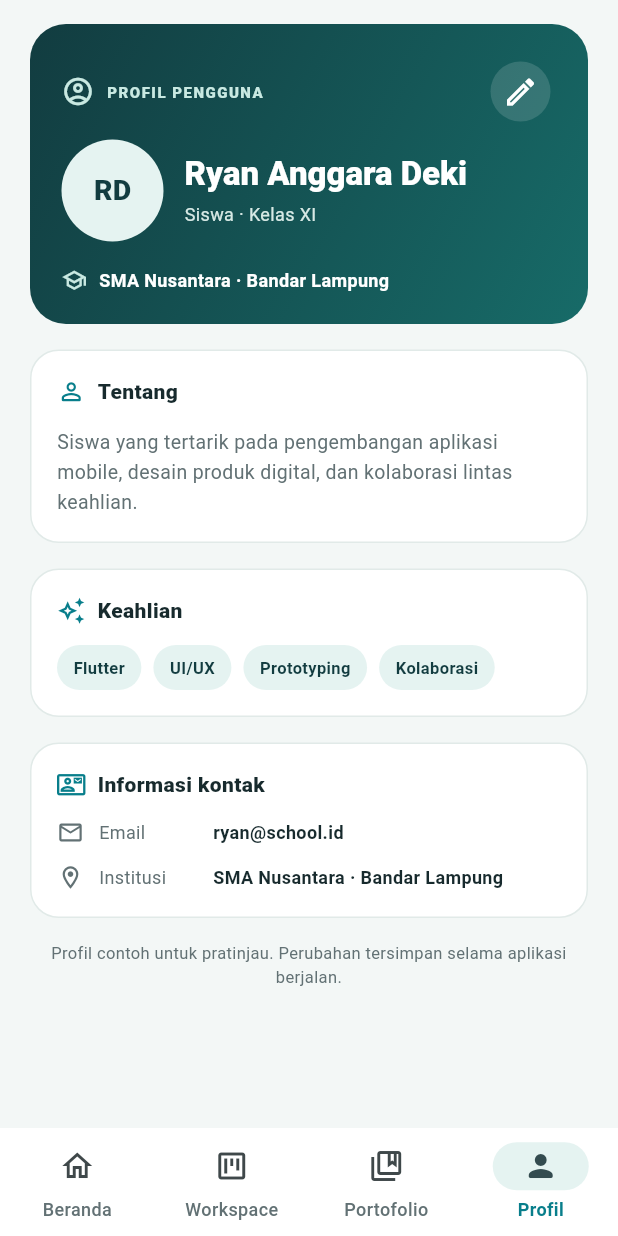
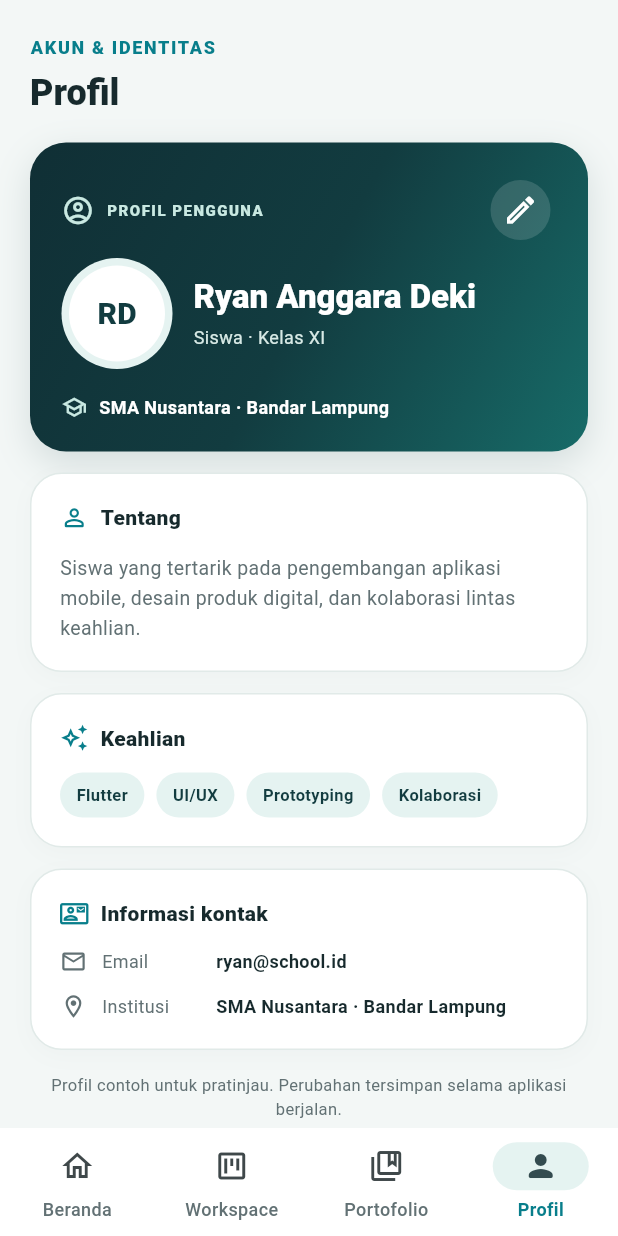
Before and after one commit to ryananggara123/Project_Nexus, a Flutter app: the DashboardScreen screen opened directly with empty values, item 4 of the bottom bar chosen, on a phone screen of 412 x 824 dp. Run offline on Flutter 3.47's test engine with Material 3 defaults, Android fonts, the phone set to English and light mode, and no system bars.

Commit message:
style: polish workspace and profile screens
Co-authored-by: Copilot <223556219+Copilot@users.noreply.github.com>

```diff
--- a/lib/features/dashboard/screens/profile_screen.dart
+++ b/lib/features/dashboard/screens/profile_screen.dart
@@ -21,15 +21,32 @@ class ProfileScreen extends StatelessWidget {
         child: CustomScrollView(
           slivers: [
             SliverPadding(
-              padding: const EdgeInsets.fromLTRB(20, 16, 20, 32),
+              padding: const EdgeInsets.fromLTRB(20, 24, 20, 36),
               sliver: SliverList.list(
                 children: [
+                  Text(
+                    'AKUN & IDENTITAS',
+                    style: Theme.of(context).textTheme.labelMedium?.copyWith(
+                      color: ProjectNexusColors.teal,
+                      fontWeight: FontWeight.w800,
+                      letterSpacing: 1.1,
+                    ),
+                  ),
+                  const SizedBox(height: 6),
+                  Text(
+                    'Profil',
+                    style: Theme.of(context).textTheme.headlineSmall?.copyWith(
+                      color: ProjectNexusColors.ink,
+                      fontWeight: FontWeight.w800,
+                    ),
+                  ),
+                  const SizedBox(height: 17),
                   _buildHeader(context),
-                  const SizedBox(height: 17),
+                  const SizedBox(height: 14),
                   _buildAboutCard(context),
-                  const SizedBox(height: 17),
+                  const SizedBox(height: 14),
                   _buildSkillsCard(context),
-                  const SizedBox(height: 17),
+                  const SizedBox(height: 14),
                   _buildContactCard(context),
                   const SizedBox(height: 15),
                   const Text(
@@ -54,11 +71,22 @@ class ProfileScreen extends StatelessWidget {
       padding: const EdgeInsets.all(21),
       decoration: BoxDecoration(
         gradient: const LinearGradient(
-          colors: [ProjectNexusColors.tealDark, Color(0xFF176B68)],
+          colors: [
+            Color(0xFF102F35),
+            ProjectNexusColors.tealDark,
+            Color(0xFF176B68),
+          ],
           begin: Alignment.topLeft,
           end: Alignment.bottomRight,
         ),
         borderRadius: BorderRadius.circular(24),
+        boxShadow: [
+          BoxShadow(
+            color: ProjectNexusColors.tealDark.withValues(alpha: 0.14),
+            blurRadius: 20,
+            offset: const Offset(0, 8),
+          ),
+        ],
       ),
       child: Column(
         children: [
@@ -98,14 +126,18 @@ class ProfileScreen extends StatelessWidget {
             child: Row(
               children: [
                 CircleAvatar(
-                  radius: 34,
+                  radius: 37,
                   backgroundColor: const Color(0xFFE5F3F1),
-                  child: Text(
-                    _initials(profile.name),
-                    style: const TextStyle(
-                      color: ProjectNexusColors.tealDark,
-                      fontSize: 19,
-                      fontWeight: FontWeight.w800,
+                  child: CircleAvatar(
+                    radius: 32,
+                    backgroundColor: Colors.white,
+                    child: Text(
+                      _initials(profile.name),
+                      style: const TextStyle(
+                        color: ProjectNexusColors.tealDark,
+                        fontSize: 20,
+                        fontWeight: FontWeight.w800,
+                      ),
                     ),
                   ),
                 ),
@@ -116,6 +148,8 @@ class ProfileScreen extends StatelessWidget {
                     children: [
                       Text(
                         profile.name,
+                        maxLines: 2,
+                        overflow: TextOverflow.ellipsis,
                         style: Theme.of(context).textTheme.titleLarge?.copyWith(
                           color: Colors.white,
                           fontWeight: FontWeight.w800,
@@ -124,6 +158,8 @@ class ProfileScreen extends StatelessWidget {
                       const SizedBox(height: 4),
                       Text(
                         profile.roleLabel,
+                        maxLines: 2,
+                        overflow: TextOverflow.ellipsis,
                         style: const TextStyle(
                           color: Color(0xFFD7E9E5),
                           fontSize: 12,
@@ -262,11 +298,18 @@ class _ProfileSection extends StatelessWidget {
   Widget build(BuildContext context) {
     return Container(
       width: double.infinity,
-      padding: const EdgeInsets.all(17),
+      padding: const EdgeInsets.all(19),
       decoration: BoxDecoration(
         color: Colors.white,
-        borderRadius: BorderRadius.circular(19),
+        borderRadius: BorderRadius.circular(21),
         border: Border.all(color: ProjectNexusColors.border),
+        boxShadow: [
+          BoxShadow(
+            color: ProjectNexusColors.ink.withValues(alpha: 0.025),
+            blurRadius: 12,
+            offset: const Offset(0, 4),
+          ),
+        ],
       ),
       child: Column(
         crossAxisAlignment: CrossAxisAlignment.start,
```
Also changed, not shown: lib/features/dashboard/models/portfolio_item.dart (+12 -0 lines), lib/features/dashboard/screens/workspace_screen.dart (+72 -9 lines), lib/features/dashboard/widgets/dashboard_header.dart (+11 -3 lines), lib/features/dashboard/widgets/dashboard_tab_bar.dart (+10 -1 lines).
